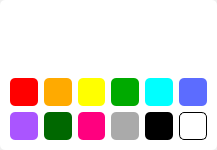
First picture: the form in res/ui/BrushToolsUI.ui, repository lmyZzzzzz00/SmartBoard2, before the edit.
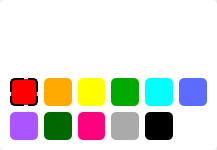
Second picture: the form after the edit. Icons and pictures are not drawn.

Commit message: Indev 1.0.8 加入了颜色按钮选中提示

```diff
--- a/res/ui/BrushToolsUI.ui
+++ b/res/ui/BrushToolsUI.ui
@@ -233,6 +233,7 @@
          <string notr="true">#red_btn{
 	background-color: rgb(255, 0, 0);
 	border-radius: 5px;
+	border: 2px dashed black;
 }</string>
         </property>
         <property name="text">
@@ -281,7 +282,6 @@
          <string notr="true">#white_btn{
 	background-color: rgb(255, 255, 255);
 	border-radius: 5px;
-	border: 1px solid black;
 }</string>
         </property>
         <property name="text">
```
Left out of the diff: 78 changed lines with no effect on the pictures. The commit also changes 5 other files.
